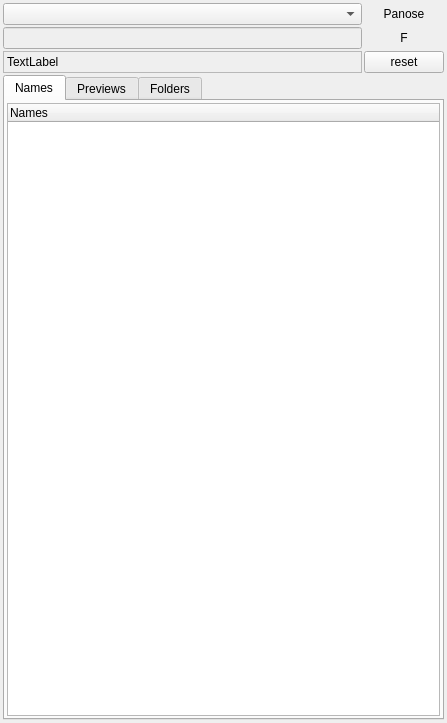
Old version of the form src/listsdock.ui in the repository fontmatrix/fontmatrix.
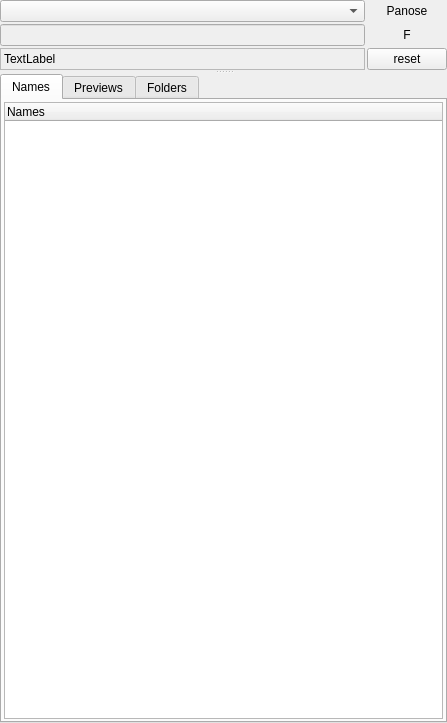
New version of the form. Icons and pictures are not drawn. Custom widgets are drawn as their Qt base class.

Commit message: Added - possibility to hide tools of browse dock widget

Patch:
```diff
--- a/src/listsdock.ui
+++ b/src/listsdock.ui
@@ -25,12 +25,25 @@
    <iconset resource="application.qrc" >
     <normaloff>:/fontmatrix_icon.png</normaloff>:/fontmatrix_icon.png</iconset>
   </property>
+  <layout class="QGridLayout" name="gridLayout_3" >
+   <property name="margin" >
+    <number>0</number>
+   </property>
+   <property name="spacing" >
+    <number>0</number>
+   </property>
+   <item row="0" column="0" >
+    <widget class="QSplitter" name="splitter" >
+     <property name="orientation" >
+      <enum>Qt::Vertical</enum>
+     </property>
+     <widget class="QWidget" native="1" name="widget" >
   <layout class="QGridLayout" name="gridLayout_2" >
    <property name="margin" >
-    <number>3</number>
+        <number>0</number>
    </property>
    <property name="spacing" >
-    <number>2</number>
+        <number>0</number>
    </property>
    <item row="0" column="0" >
     <layout class="QGridLayout" name="gridLayout" >
@@ -183,8 +196,15 @@
      </item>
     </layout>
    </item>
-   <item row="1" column="0" >
+      </layout>
+     </widget>
     <widget class="QTabWidget" name="tabWidget" >
+      <property name="sizePolicy" >
+       <sizepolicy vsizetype="Expanding" hsizetype="Expanding" >
+        <horstretch>0</horstretch>
+        <verstretch>5</verstretch>
+       </sizepolicy>
+      </property>
      <property name="contextMenuPolicy" >
       <enum>Qt::NoContextMenu</enum>
      </property>
@@ -202,8 +222,8 @@
        <rect>
         <x>0</x>
         <y>0</y>
-        <width>429</width>
-        <height>578</height>
+         <width>435</width>
+         <height>572</height>
        </rect>
       </property>
       <attribute name="title" >
@@ -279,8 +299,8 @@
        <rect>
         <x>0</x>
         <y>0</y>
-        <width>429</width>
-        <height>578</height>
+         <width>435</width>
+         <height>572</height>
        </rect>
       </property>
       <attribute name="title" >
@@ -300,8 +320,8 @@
        <rect>
         <x>0</x>
         <y>0</y>
-        <width>429</width>
-        <height>578</height>
+         <width>435</width>
+         <height>572</height>
        </rect>
       </property>
       <attribute name="title" >
@@ -318,6 +338,7 @@
         <widget class="QTreeView" name="folderView" />
        </item>
       </layout>
+      </widget>
      </widget>
     </widget>
    </item>
```
Lines whose indentation alone changed are shown as unchanged. The commit also changes 5 other files.
